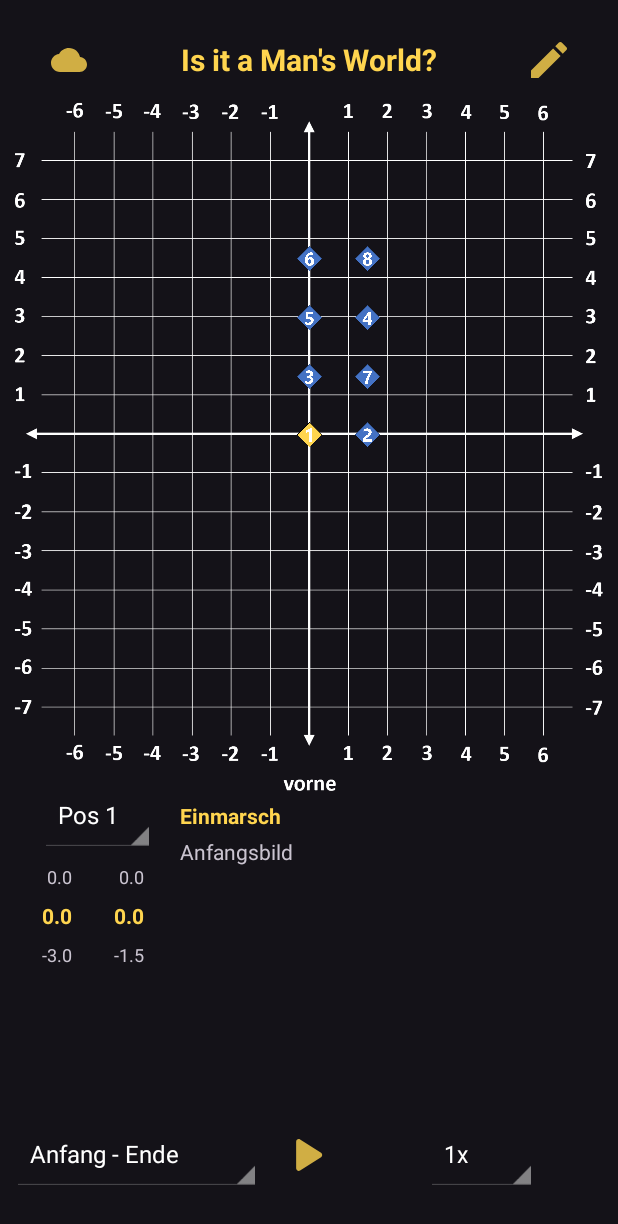
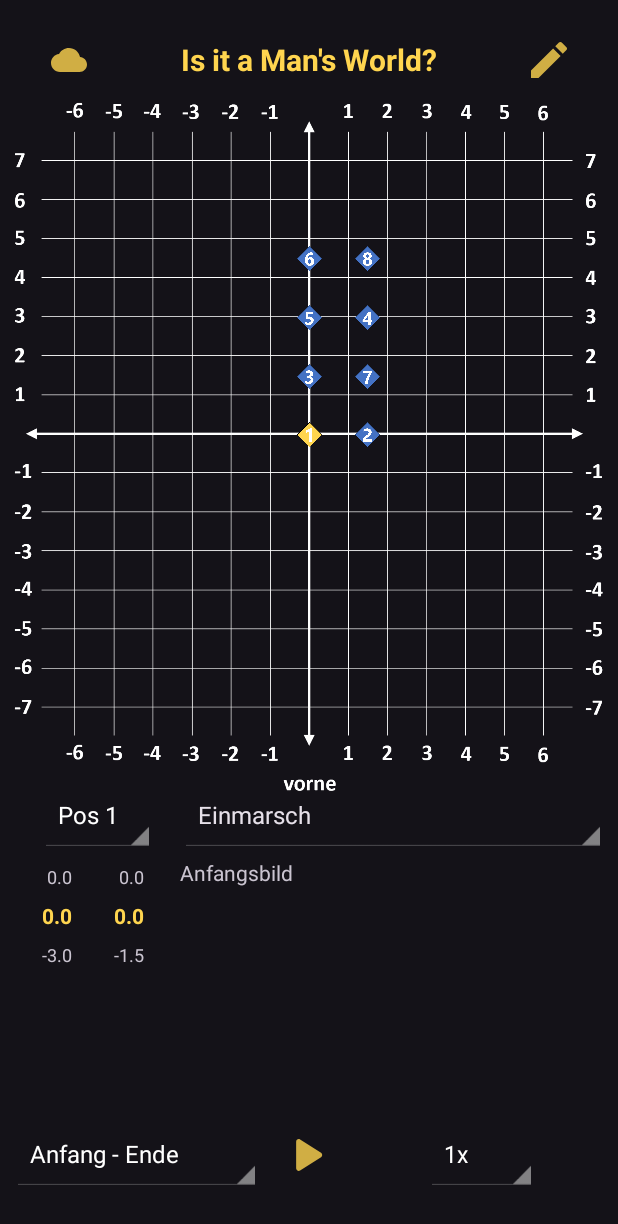
Before and after one commit to MarcoDronigi/SG_Bilder_App, an Android app: the screen it shows after launch (MainActivity), on a phone screen of 412 x 824 dp. Shown: the top 1224 px of the screen. Run offline under Robolectric (Android 15) with nearby library versions, the phone set to English and light mode, and no system bars.

Commit message:
Added Dance Selection

```diff
--- a/app/src/main/java/com/example/sgbilderapp/Choreography.java
+++ b/app/src/main/java/com/example/sgbilderapp/Choreography.java
@@ -5,12 +5,13 @@ import android.os.Build;
 import androidx.annotation.RequiresApi;
 
 import java.util.ArrayList;
+import java.util.List;
 
 public class Choreography {
 
     final private String name = "Is it a Man's World";
-    ArrayList<String> tänze;
     private ArrayList<Bild> bilder;
+    List<String> listDances = new ArrayList<String>();
 
     final private int MAX_BILD = 38;
 
@@ -93,7 +94,7 @@ public class Choreography {
         bilder.add(new Bild("2.1 SF - 1. Slowfox", "Ende Tumble Turn\nRechter Fuß Herr", false, bild29));
         bilder.add(new Bild("2.1 SF - 1. Slowfox", "Ende Federschritt\nRechter Fuß Herr", false, bild30));
         bilder.add(new Bild("2.1 SF - 1. Slowfox", "Ende Bounced Fallaway\nRechter Fuß Herr", false, bild31));
-        bilder.add(new Bild("2.1 SF - 1. Slowfox\"", "Ende Curved Feather\nRechter Fuß Herr", false, bild32));
+        bilder.add(new Bild("2.1 SF - 1. Slowfox", "Ende Curved Feather\nRechter Fuß Herr", false, bild32));
         bilder.add(new Bild("2.2 TG - 2. Tango", "Rechter Fuß Herr", false, bild33));
         bilder.add(new Bild("2.2 TG - 2. Tango", "Ende Back Corté", false, bild34));
         bilder.add(new Bild("2.2 TG - 2. Tango", "Seit-Schluss vor Contra Check\nRechter Fuß Herr", false, bild35));
@@ -104,16 +105,15 @@ public class Choreography {
         //bilder.add(new Bild("", "", false, bild40));
         //bilder.add(new Bild("", "", false, bild41));
 
-        /*String tmp = "";
+        String tmp = "";
         for (Bild bild:bilder) {
             if (bild.getDance() != tmp){
-                tänze = new ArrayList<String>();
-                tänze.add(bild.getDance());
+                listDances.add(bild.getDance());
                 tmp = bild.getDance();
             }
-        }*/
+        }
 
-        //System.out.println(tänze);
+        System.out.println(listDances);
     }
 
     public double getCoordX(int bildNumb, int pos){
@@ -167,4 +167,8 @@ public class Choreography {
 
         return 0;
     }
+
+    public List<String> getDanceArray(){
+        return listDances;
+    }
 }
--- a/app/src/main/java/com/example/sgbilderapp/MainActivity.java
+++ b/app/src/main/java/com/example/sgbilderapp/MainActivity.java
@@ -16,6 +16,7 @@ import android.util.DisplayMetrics;
 import android.util.TypedValue;
 import android.view.View;
 import android.widget.AdapterView;
+import android.widget.ArrayAdapter;
 import android.widget.ImageButton;
 import android.widget.ImageView;
 import android.widget.Spinner;
@@ -23,6 +24,7 @@ import android.widget.TextView;
 import android.widget.Toast;
 
 import java.util.ArrayList;
+import java.util.List;
 
 public class MainActivity extends AppCompatActivity {
 
@@ -44,6 +46,10 @@ public class MainActivity extends AppCompatActivity {
     private Spinner spinnerPos;
     private Spinner spinnerAnimationSpeed;
     private Spinner spinnerLoopType;
+    private Spinner spinnerDance;
+
+    List<String> spinnerArray =  new ArrayList<String>();
+    int spinnerInterfaceInput = 1;
 
     private int loopType = 1;
     // 0 = Anfang bis Ende
@@ -88,7 +94,6 @@ public class MainActivity extends AppCompatActivity {
         //Views bekommen Variablen zugeordnet
         raster = findViewById(R.id.pctRaster);
 
-        txtDance = findViewById(R.id.txtDance);
         txtComment = findViewById(R.id.txtComment);
 
         txtPrevX = findViewById(R.id.txtPrevX);
@@ -119,9 +124,20 @@ public class MainActivity extends AppCompatActivity {
         spinnerPos = findViewById(R.id.spinnerPos);
         spinnerAnimationSpeed = findViewById(R.id.spinnerAnimationSpeed);
         spinnerLoopType = findViewById(R.id.spinnerLoopType);
+        spinnerDance = findViewById(R.id.spinnerDance);
 
         //Animationsgeschwindigkeit wird Default 1x gesetzt
         spinnerAnimationSpeed.setSelection(3);
+
+        spinnerArray = isItAMansWorld.getDanceArray();
+
+        System.out.println(spinnerArray);
+
+        ArrayAdapter<String> adapter = new ArrayAdapter<String>(
+                this, android.R.layout.simple_spinner_dropdown_item, spinnerArray);
+
+        adapter.setDropDownViewResource(android.R.layout.simple_spinner_dropdown_item);
+        spinnerDance.setAdapter(adapter);
 
         //Erstes Bild wird Initialisiert
         restartChoreo(0);
@@ -188,6 +204,26 @@ public class MainActivity extends AppCompatActivity {
             public void onItemSelected(AdapterView<?> adapterView, View view, int i, long l) {
                 loopType = i;
                 updateLoopType(i);
+            }
+
+            @Override
+            public void onNothingSelected(AdapterView<?> adapterView) {}
+        });
+
+
+        // Auswahl des Tanzes
+        spinnerDance.setOnItemSelectedListener(new AdapterView.OnItemSelectedListener() {
+            @Override
+            public void onItemSelected(AdapterView<?> adapterView, View view, int i, long l) {
+                if (spinnerInterfaceInput == 1){
+                    bildNumb = isItAMansWorld.getDanceStart(spinnerDance.getSelectedItem().toString());
+                    updateTxt();
+                    updateMarker();
+                    updateLoopType(loopType);
+                }
+                else {
+                    spinnerInterfaceInput = 1;
+                }
             }
 
             @Override
@@ -297,7 +333,8 @@ public class MainActivity extends AppCompatActivity {
 
     // Kommentare sowie Angezeigte Koord werden auf Wert laut "bildNumb" gestellt
     public void updateTxt(){
-        txtDance.setText(isItAMansWorld.getDance(bildNumb));
+        spinnerInterfaceInput = 0;
+        spinnerDance.setSelection(spinnerArray.indexOf(isItAMansWorld.getDance(bildNumb)));
         txtComment.setText(isItAMansWorld.getComment(bildNumb));
 
         if (bildNumb == 0){ //Fall erstes Bild
@@ -343,9 +380,6 @@ public class MainActivity extends AppCompatActivity {
         if (animationOn){
             if (bildNumb < animateEnd){
                 bildNumb++;
-
-                txtDance.setText(isItAMansWorld.getDance(bildNumb));
-                txtComment.setText(isItAMansWorld.getComment(bildNumb));
 
                 updateTxt();
 
--- a/app/src/main/res/layout/activity_main.xml
+++ b/app/src/main/res/layout/activity_main.xml
@@ -75,15 +75,13 @@
         app:layout_constraintTop_toTopOf="@+id/pctRaster"
         app:layout_constraintVertical_bias="0.0" />
 
-    <TextView
-        android:id="@+id/txtDance"
+    <Spinner
+        android:id="@+id/spinnerDance"
         android:layout_width="0dp"
-        android:layout_height="20dp"
+        android:layout_height="48dp"
         android:layout_marginStart="24dp"
         android:layout_marginEnd="8dp"
-        android:text="TextView"
-        android:textColor="@color/sg_gold"
-        android:textStyle="bold"
+        android:theme="@android:style/Theme.Holo.NoActionBar"
         app:layout_constraintBottom_toBottomOf="@+id/spinnerPos"
         app:layout_constraintEnd_toEndOf="parent"
         app:layout_constraintHorizontal_bias="0.5"
@@ -98,10 +96,10 @@
         android:layout_marginBottom="20dp"
         android:text="TextView"
         app:layout_constraintBottom_toTopOf="@+id/spinnerAnimationSpeed"
-        app:layout_constraintEnd_toEndOf="@+id/txtDance"
+        app:layout_constraintEnd_toEndOf="@+id/spinnerDance"
         app:layout_constraintHorizontal_bias="0.0"
-        app:layout_constraintStart_toStartOf="@+id/txtDance"
-        app:layout_constraintTop_toBottomOf="@+id/txtDance" />
+        app:layout_constraintStart_toStartOf="@+id/spinnerDance"
+        app:layout_constraintTop_toBottomOf="@+id/spinnerDance" />
 
     <TextView
         android:id="@+id/txtFutY"
@@ -126,7 +124,7 @@
         android:text="0.0"
         android:textSize="12sp"
         app:layout_constraintBottom_toBottomOf="@+id/txtPrevX"
-        app:layout_constraintEnd_toStartOf="@+id/txtDance"
+        app:layout_constraintEnd_toStartOf="@+id/spinnerDance"
         app:layout_constraintHorizontal_bias="0.5"
         app:layout_constraintStart_toEndOf="@+id/txtPrevX"
         app:layout_constraintTop_toTopOf="@+id/txtPrevX"
```
